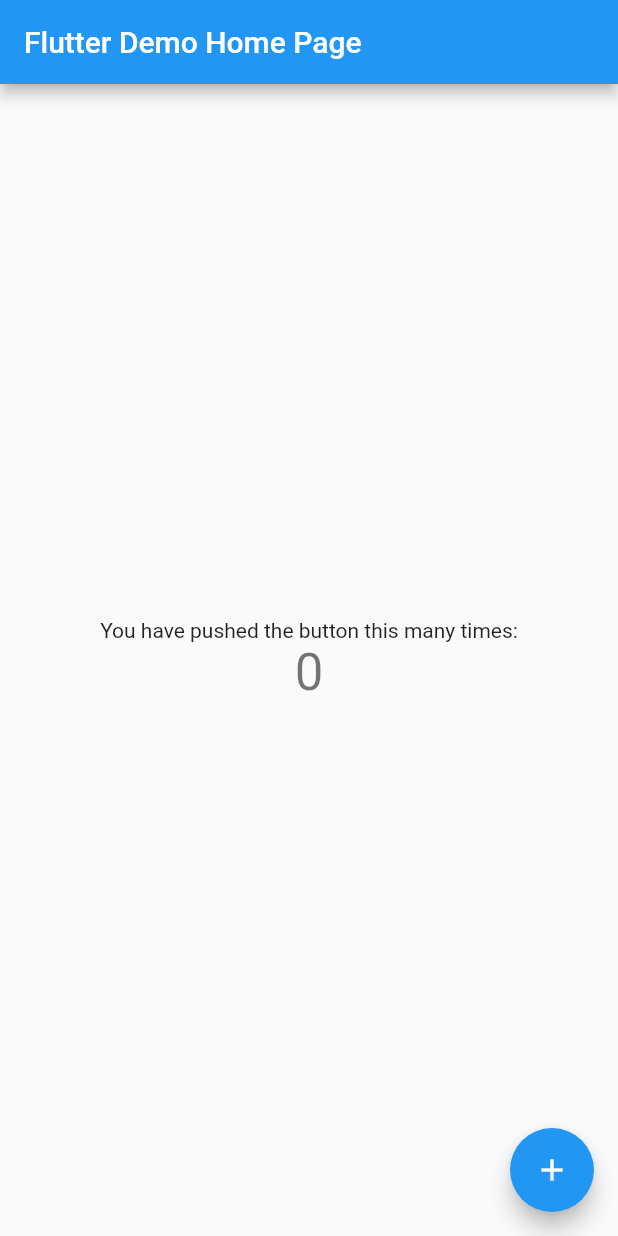
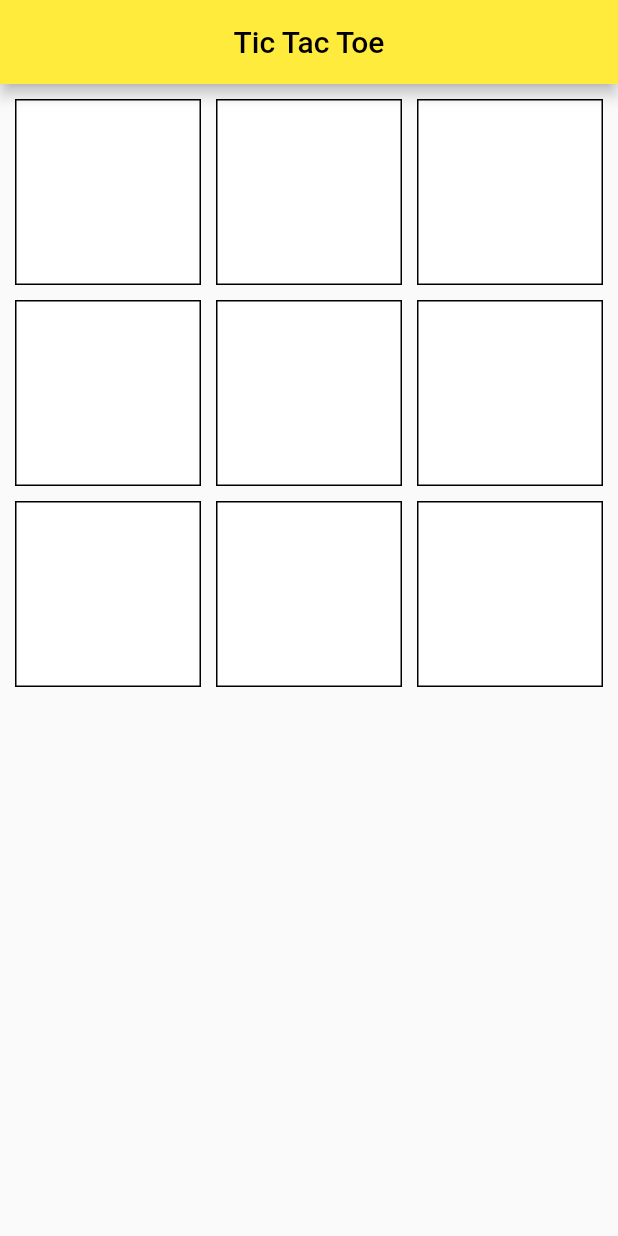
Before and after one commit to bdykdz/gadtema3, a Flutter app: the screen it shows after launch, on a phone screen of 412 x 824 dp. Run offline on Flutter 3.47's test engine with Material 2 defaults, Android fonts, the phone set to English and light mode, and no system bars.

Commit message:
first version - working

```diff
--- a/lib/main.dart
+++ b/lib/main.dart
@@ -1,115 +1,228 @@
+import 'dart:math';
 import 'package:flutter/material.dart';
 
 void main() {
-  runApp(const MyApp());
+  runApp(const TicTacToeApp());
 }
 
-class MyApp extends StatelessWidget {
-  const MyApp({super.key});
+class TicTacToeApp extends StatelessWidget {
+  const TicTacToeApp({Key? key}) : super(key: key);
 
-  // This widget is the root of your application.
   @override
   Widget build(BuildContext context) {
     return MaterialApp(
-      title: 'Flutter Demo',
+      title: 'Tic Tac Toe',
       theme: ThemeData(
-        // This is the theme of your application.
-        //
-        // Try running your application with "flutter run". You'll see the
-        // application has a blue toolbar. Then, without quitting the app, try
-        // changing the primarySwatch below to Colors.green and then invoke
-        // "hot reload" (press "r" in the console where you ran "flutter run",
-        // or simply save your changes to "hot reload" in a Flutter IDE).
-        // Notice that the counter didn't reset back to zero; the application
-        // is not restarted.
         primarySwatch: Colors.blue,
       ),
-      home: const MyHomePage(title: 'Flutter Demo Home Page'),
+      home: const TicTacToeGame(),
     );
   }
 }
 
-class MyHomePage extends StatefulWidget {
-  const MyHomePage({super.key, required this.title});
-
-  // This widget is the home page of your application. It is stateful, meaning
-  // that it has a State object (defined below) that contains fields that affect
-  // how it looks.
-
-  // This class is the configuration for the state. It holds the values (in this
-  // case the title) provided by the parent (in this case the App widget) and
-  // used by the build method of the State. Fields in a Widget subclass are
-  // always marked "final".
-
-  final String title;
+class TicTacToeGame extends StatefulWidget {
+  const TicTacToeGame({Key? key}) : super(key: key);
 
   @override
-  State<MyHomePage> createState() => _MyHomePageState();
+  _TicTacToeGameState createState() => _TicTacToeGameState();
 }
 
-class _MyHomePageState extends State<MyHomePage> {
-  int _counter = 0;
+class _TicTacToeGameState extends State<TicTacToeGame> {
+  List<String> _board = List.filled(9, '');
+  bool _isPlayerTurn = true;
 
-  void _incrementCounter() {
+  @override
+  Widget build(BuildContext context) {
+    return Scaffold(
+      appBar: AppBar(
+       title: Text(
+    'Tic Tac Toe',
+    style: TextStyle(
+      color: Colors.black,
+    ),
+  ),
+  backgroundColor: Colors.yellow,
+  centerTitle: true,
+      ),
+      body: _buildBoard(),
+    );
+  }
+
+  Widget _buildBoard() {
+    return GridView.builder(
+      padding: const EdgeInsets.all(10.0),
+      itemCount: 9,
+      gridDelegate: const SliverGridDelegateWithFixedCrossAxisCount(
+        crossAxisCount: 3,
+        mainAxisSpacing: 10.0,
+        crossAxisSpacing: 10.0,
+        childAspectRatio: 1.0,
+      ),
+      itemBuilder: (BuildContext context, int index) {
+        return _buildSquare(index);
+      },
+    );
+  }
+
+  Widget _buildSquare(int index) {
+  return GestureDetector(
+    onTap: () => _handleTap(index),
+    child: AnimatedContainer(
+      duration: const Duration(milliseconds: 300),
+      curve: Curves.ease,
+      decoration: BoxDecoration(
+        border: Border.all(color: Colors.black),
+        color: _board[index] == 'P'
+            ? Colors.green
+            : _board[index] == 'A'
+                ? Colors.red
+                : Colors.white,
+      ),
+    ),
+  );
+}
+
+
+  void _handleTap(int index) {
+  if (_board[index] == '' && _isPlayerTurn) {
     setState(() {
-      // This call to setState tells the Flutter framework that something has
-      // changed in this State, which causes it to rerun the build method below
-      // so that the display can reflect the updated values. If we changed
-      // _counter without calling setState(), then the build method would not be
-      // called again, and so nothing would appear to happen.
-      _counter++;
+      _board[index] = 'P';
+      _isPlayerTurn = false;
+    });
+
+    if (_isGameOver()) {
+      return;
+    }
+
+    _aiTurn();
+  }
+}
+
+void _aiTurn() {
+  int bestScore = -1000;
+  int bestMove = -1;
+
+  for (int i = 0; i < 9; i++) {
+    if (_board[i] == '') {
+      _board[i] = 'A';
+      int score = _minimax(_board, false);
+      _board[i] = '';
+
+      if (score > bestScore) {
+        bestScore = score;
+        bestMove = i;
+      }
+    }
+  }
+
+  if (bestMove != -1) {
+    setState(() {
+      _board[bestMove] = 'A';
+      _isPlayerTurn = true;
     });
   }
 
-  @override
-  Widget build(BuildContext context) {
-    // This method is rerun every time setState is called, for instance as done
-    // by the _incrementCounter method above.
-    //
-    // The Flutter framework has been optimized to make rerunning build methods
-    // fast, so that you can just rebuild anything that needs updating rather
-    // than having to individually change instances of widgets.
-    return Scaffold(
-      appBar: AppBar(
-        // Here we take the value from the MyHomePage object that was created by
-        // the App.build method, and use it to set our appbar title.
-        title: Text(widget.title),
-      ),
-      body: Center(
-        // Center is a layout widget. It takes a single child and positions it
-        // in the middle of the parent.
-        child: Column(
-          // Column is also a layout widget. It takes a list of children and
-          // arranges them vertically. By default, it sizes itself to fit its
-          // children horizontally, and tries to be as tall as its parent.
-          //
-          // Invoke "debug painting" (press "p" in the console, choose the
-          // "Toggle Debug Paint" action from the Flutter Inspector in Android
-          // Studio, or the "Toggle Debug Paint" command in Visual Studio Code)
-          // to see the wireframe for each widget.
-          //
-          // Column has various properties to control how it sizes itself and
-          // how it positions its children. Here we use mainAxisAlignment to
-          // center the children vertically; the main axis here is the vertical
-          // axis because Columns are vertical (the cross axis would be
-          // horizontal).
-          mainAxisAlignment: MainAxisAlignment.center,
-          children: <Widget>[
-            const Text(
-              'You have pushed the button this many times:',
-            ),
-            Text(
-              '$_counter',
-              style: Theme.of(context).textTheme.headlineMedium,
-            ),
-          ],
-        ),
-      ),
-      floatingActionButton: FloatingActionButton(
-        onPressed: _incrementCounter,
-        tooltip: 'Increment',
-        child: const Icon(Icons.add),
-      ), // This trailing comma makes auto-formatting nicer for build methods.
-    );
+  _isGameOver();
+}
+
+
+
+  int _minimax(List<String> board, bool isMaximizing) {
+    String winner = _checkWinner(board);
+    if (winner != '') {
+      return winner == 'P' ? -1 : 1;
+    }
+
+    if (board.every((square) => square != '')) {
+      return 0;
+    }
+
+    if (isMaximizing) {
+      int bestScore = -1000;
+      for (int i = 0; i < 9; i++) {
+    if (board[i] == '') {
+      board[i] = 'A';
+      int score = _minimax(board, false);
+      board[i] = '';
+      bestScore = max(score, bestScore);
+    }
+  }
+  return bestScore;
+} else {
+  int bestScore = 1000;
+
+  for (int i = 0; i < 9; i++) {
+    if (board[i] == '') {
+      board[i] = 'P';
+      int score = _minimax(board, true);
+      board[i] = '';
+      bestScore = min(score, bestScore);
+    }
+  }
+  return bestScore;
+}
+}
+
+String _checkWinner(List<String> board) {
+List<List<int>> winningPositions = [
+[0, 1, 2],
+[3, 4, 5],
+[6, 7, 8],
+[0, 3, 6],
+[1, 4, 7],
+[2, 5, 8],
+[0, 4, 8],
+[2, 4, 6],
+];
+
+for (List<int> winningPosition in winningPositions) {
+  String a = board[winningPosition[0]];
+  String b = board[winningPosition[1]];
+  String c = board[winningPosition[2]];
+
+  if (a == b && b == c && a != '') {
+    return a;
   }
 }
+
+return '';
+}
+
+bool _isGameOver() {
+String winner = _checkWinner(_board);
+if (winner != '') {
+  String message = winner == 'P' ? 'Player wins!' : 'AI wins!';
+  _showDialog(message);
+  return true;
+} else if (_board.every((square) => square != '')) {
+  _showDialog('It\'s a draw!');
+  return true;
+}
+
+return false;
+}
+
+void _showDialog(String message) {
+showDialog<void>(
+context: context,
+barrierDismissible: false,
+builder: (BuildContext context) {
+return AlertDialog(
+title: Text(message),
+actions: <Widget>[
+TextButton(
+child: const Text('Play again'),
+onPressed: () {
+setState(() {
+_board = List.filled(9, '');
+_isPlayerTurn = true;
+});
+Navigator.of(context).pop();
+},
+),
+],
+);
+},
+);
+}
+}
```
